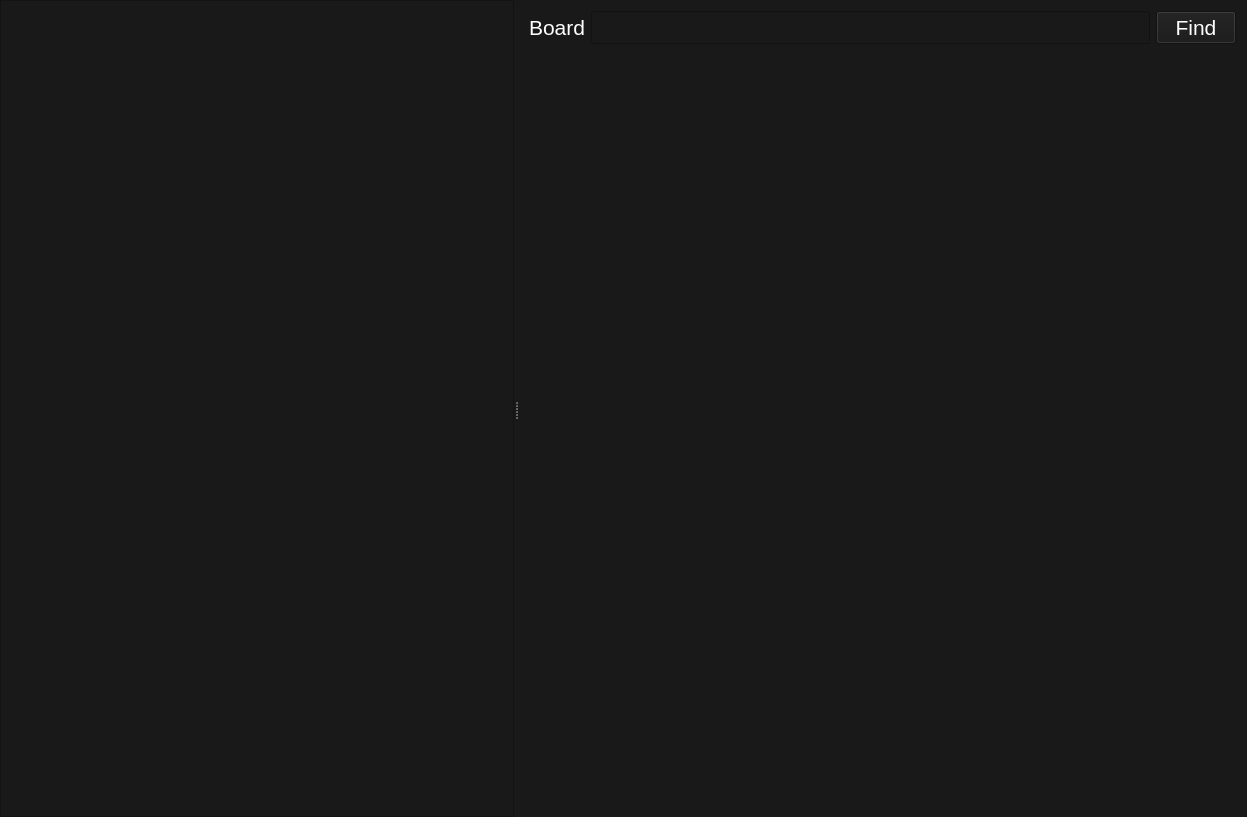
Qt form mainwindow.ui (siavash119/qtchan) before a commit.
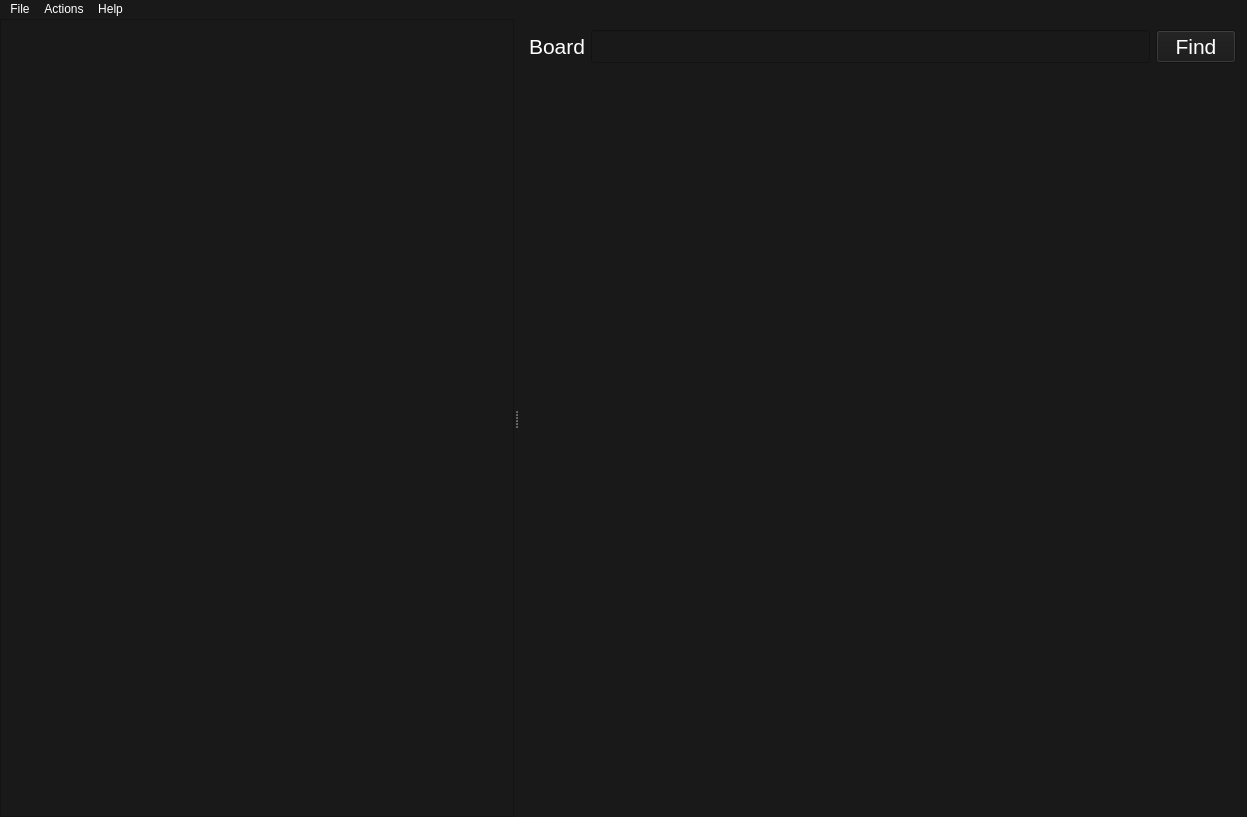
The same form after that commit.

```diff
--- a/mainwindow.ui
+++ b/mainwindow.ui
@@ -397,7 +397,7 @@
              <x>0</x>
              <y>0</y>
              <width>712</width>
-             <height>776</height>
+             <height>757</height>
             </rect>
            </property>
            <property name="sizePolicy">
@@ -447,6 +447,58 @@
     </item>
    </layout>
   </widget>
+  <widget class="QMenuBar" name="menuBar">
+   <property name="geometry">
+    <rect>
+     <x>0</x>
+     <y>0</y>
+     <width>1247</width>
+     <height>19</height>
+    </rect>
+   </property>
+   <widget class="QMenu" name="menuQtchan">
+    <property name="title">
+     <string>File</string>
+    </property>
+    <addaction name="actionSave"/>
+    <addaction name="actionExit"/>
+   </widget>
+   <widget class="QMenu" name="menuActions">
+    <property name="title">
+     <string>Actions</string>
+    </property>
+    <addaction name="actionReload"/>
+   </widget>
+   <widget class="QMenu" name="menuHelp">
+    <property name="title">
+     <string>Help</string>
+    </property>
+    <addaction name="actionAbout"/>
+   </widget>
+   <addaction name="menuQtchan"/>
+   <addaction name="menuActions"/>
+   <addaction name="menuHelp"/>
+  </widget>
+  <action name="actionReload">
+   <property name="text">
+    <string>Reload</string>
+   </property>
+  </action>
+  <action name="actionSave">
+   <property name="text">
+    <string>Save</string>
+   </property>
+  </action>
+  <action name="actionExit">
+   <property name="text">
+    <string>Exit</string>
+   </property>
+  </action>
+  <action name="actionAbout">
+   <property name="text">
+    <string>About</string>
+   </property>
+  </action>
  </widget>
  <layoutdefault spacing="6" margin="11"/>
  <resources/>
```
